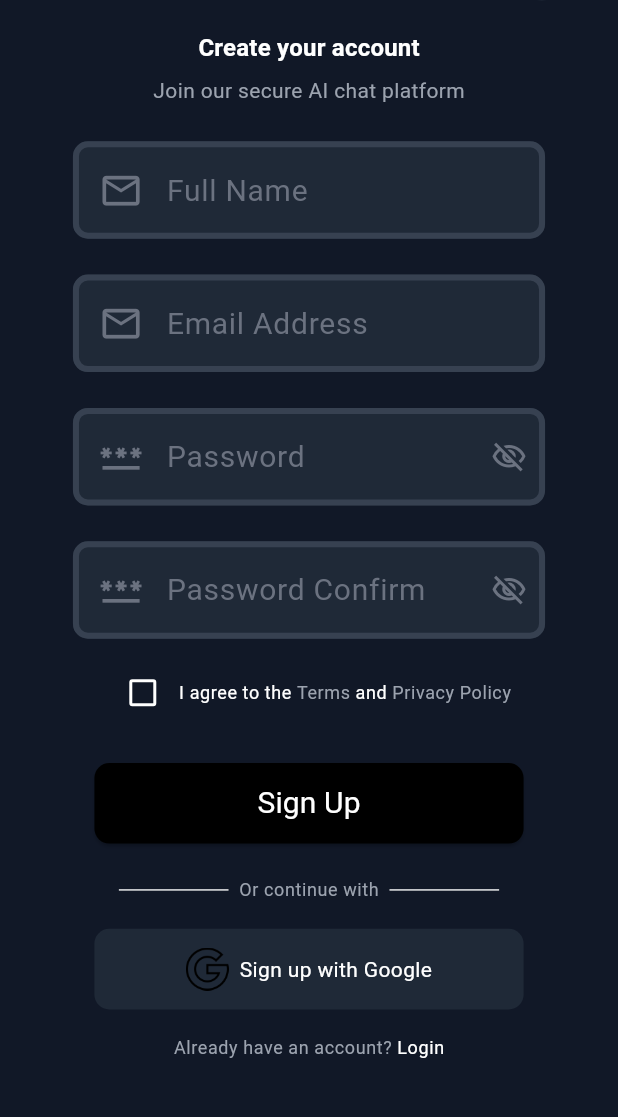
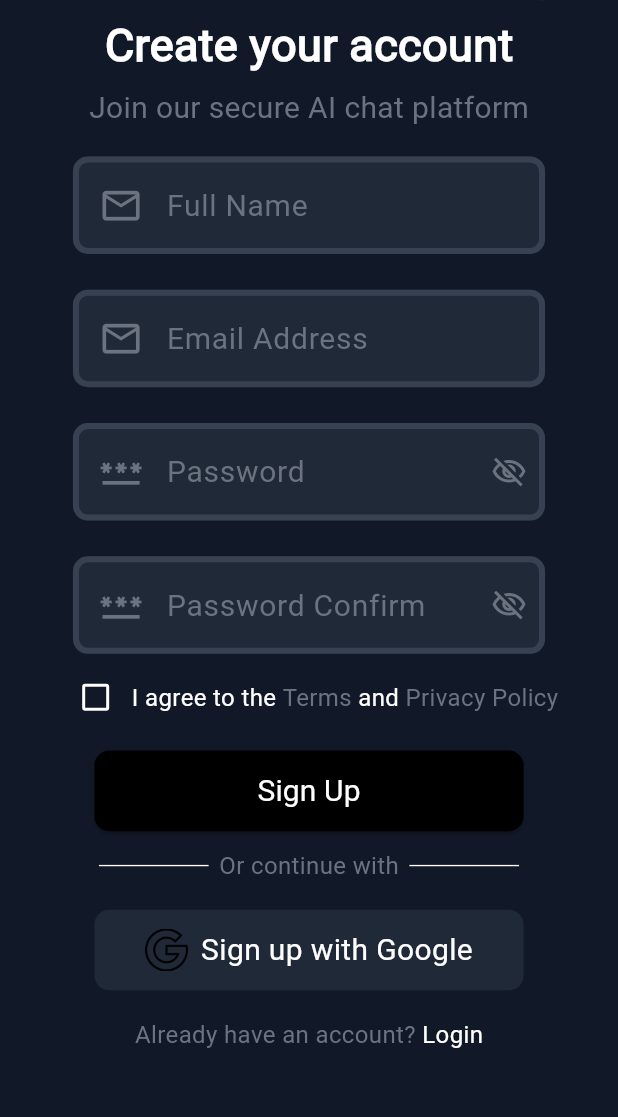
Before and after one commit to yasinowo/chatgpt-with-flutter, a Flutter app: the RegisterScreen screen opened by its route, on a phone screen of 412 x 824 dp, the part 77-1194 px from its top. Run offline on Flutter 3.47's test engine with Material 3 defaults, Android fonts, the phone set to English and light mode, and no system bars; our stand-ins replace bloc, dio, flutter_bloc, flutter_screenutil, get_it, shared_preferences and 1 more; missing offline and left inert: stream_typewriter_text; accounts and stored records are empty.

Commit message:
update: register page => fonts & darktheme

```diff
--- a/lib/components/textfild_global.dart
+++ b/lib/components/textfild_global.dart
@@ -4,8 +4,8 @@ import 'package:my_chat_gpt/them/fonts_style.dart';
 import 'package:my_chat_gpt/util/constants.dart';
 
 // ignore: must_be_immutable
-class MyTextFild extends StatelessWidget {
-  MyTextFild({super.key, required this.controller, required this.text});
+class TextFildGlobal extends StatelessWidget {
+  TextFildGlobal({super.key, required this.controller, required this.text});
   TextEditingController controller = TextEditingController();
   String text;
 
--- a/lib/components/textfildpass_global.dart
+++ b/lib/components/textfildpass_global.dart
@@ -5,8 +5,8 @@ import 'package:flutter_screenutil/flutter_screenutil.dart';
 import 'package:my_chat_gpt/them/fonts_style.dart';
 import 'package:my_chat_gpt/util/constants.dart';
 
-class MypassTextFild extends StatefulWidget {
-  MypassTextFild(
+class PwTextFildGlobal extends StatefulWidget {
+  PwTextFildGlobal(
       {super.key,
       required this.controller,
       required this.text,
@@ -15,10 +15,10 @@ class MypassTextFild extends StatefulWidget {
   TextEditingController? passwordConfirmController = TextEditingController();
   String text;
   @override
-  State<MypassTextFild> createState() => _MypassTextFildState();
+  State<PwTextFildGlobal> createState() => _PwTextFildGlobalState();
 }
 
-class _MypassTextFildState extends State<MypassTextFild> {
+class _PwTextFildGlobalState extends State<PwTextFildGlobal> {
   bool _obscurePassword = true;
 
   @override
--- a/lib/screens/login_screen.dart
+++ b/lib/screens/login_screen.dart
@@ -68,13 +68,13 @@ class _LoginScreenState extends State<LoginScreen> {
                     ),
                     Padding(
                         padding: EdgeInsets.symmetric(vertical: 10.h),
-                        child: MyTextFild(
+                        child: TextFildGlobal(
                           controller: usernameController,
                           text: 'Email Address',
                         )),
                     Padding(
                         padding: EdgeInsets.symmetric(vertical: 10.h),
-                        child: MypassTextFild(
+                        child: PwTextFildGlobal(
                           controller: passwordController,
                           text: 'Password',
                         )),
--- a/lib/screens/register_screen.dart
+++ b/lib/screens/register_screen.dart
@@ -1,6 +1,6 @@
 import 'package:flutter/material.dart';
 import 'package:flutter_screenutil/flutter_screenutil.dart';
-import 'package:my_chat_gpt/util/constants.dart';
+import 'package:my_chat_gpt/them/fonts_style.dart';
 import 'package:my_chat_gpt/components/appbar_global.dart';
 import 'package:my_chat_gpt/components/button_global.dart';
 import 'package:my_chat_gpt/components/textfild_global.dart';
@@ -29,59 +29,60 @@ class _RegisterScreenState extends State<RegisterScreen> {
     return SafeArea(
       child: Scaffold(
         appBar: appBarGlobal(theme, context),
-        backgroundColor: theme.scaffoldBackgroundColor,
+        backgroundColor: theme.colorScheme.surface,
         body: Form(
             key: _formKey,
             child: SingleChildScrollView(
-              padding: EdgeInsets.symmetric(horizontal: 20.w, vertical: 10.h),
+              padding: EdgeInsets.only(
+                right: 20.w,
+                left: 20.w,
+              ),
               child: Center(
                 child: Column(
                   mainAxisAlignment: MainAxisAlignment.center,
                   children: [
                     Text(
                       'Create your account',
-                      style: theme.textTheme.titleMedium!.copyWith(
-                          color: AppColor.white, fontWeight: FontWeight.bold),
+                      style: MyFonts.titleMedium.copyWith(
+                          color: theme.colorScheme.tertiary,
+                          fontWeight: FontWeight.bold),
                     ),
                     Padding(
-                      padding: EdgeInsets.only(top: 5.h, bottom: 10.h),
+                      padding: EdgeInsets.symmetric(vertical: 5.h),
                       child: Text(
                         'Join our secure AI chat platform',
-                        style: theme.textTheme.bodyMedium!
-                            .copyWith(color: AppColor.txgrey),
+                        style: MyFonts.bodyMedium
+                            .copyWith(color: theme.colorScheme.primary),
                       ),
                     ),
                     Padding(
                         padding: EdgeInsets.symmetric(vertical: 10.h),
-                        child: MyTextFild(
+                        child: TextFildGlobal(
                           controller: fullnameController,
                           text: 'Full Name',
                         )),
                     Padding(
                         padding: EdgeInsets.symmetric(vertical: 10.h),
-                        child: MyTextFild(
+                        child: TextFildGlobal(
                           controller: usernameController,
                           text: 'Email Address',
                         )),
                     Padding(
                         padding: EdgeInsets.symmetric(vertical: 10.h),
-                        child: MypassTextFild(
+                        child: PwTextFildGlobal(
                           controller: passwordController,
                           text: 'Password',
                         )),
                     Padding(
-                        padding: EdgeInsets.symmetric(vertical: 10.h),
-                        child: MypassTextFild(
+                        padding: EdgeInsets.only(top: 10.h, bottom: 5),
+                        child: PwTextFildGlobal(
                           controller: passwordConfirmController,
                           text: 'Password Confirm',
                           passwordConfirmController: passwordController,
                         )),
+                    agreeTP(theme),
                     Padding(
-                      padding: EdgeInsets.symmetric(horizontal: 0.w),
-                      child: agreeTP(theme),
-                    ),
-                    Padding(
-                      padding: EdgeInsets.symmetric(vertical: 20.w),
+                      padding: EdgeInsets.symmetric(vertical: 10.w),
                       child: ElevatedButtonGlobal(
                         text: 'Sign Up',
                         formKey: _formKey,
@@ -99,13 +100,13 @@ class _RegisterScreenState extends State<RegisterScreen> {
                               thickness: 0.9,
                               indent: 0,
                               endIndent: 7,
-                              //color: Colors.white,
+                              // color: Colors.white,
                             ),
                           ),
                           Text(
                             'Or continue with',
-                            style: theme.textTheme.bodySmall!
-                                .copyWith(color: AppColor.txgrey),
+                            style: MyFonts.bodySmall
+                                .copyWith(color: theme.colorScheme.primary),
                           ),
                           SizedBox(
                             height: 1.h,
@@ -129,7 +130,7 @@ class _RegisterScreenState extends State<RegisterScreen> {
                           width: 250.w,
                           height: 45.h,
                           decoration: BoxDecoration(
-                              color: AppColor.normal,
+                              color: theme.colorScheme.inversePrimary,
                               borderRadius: BorderRadius.circular(10)),
                           child: Row(
                             mainAxisAlignment: MainAxisAlignment.center,
@@ -143,8 +144,8 @@ class _RegisterScreenState extends State<RegisterScreen> {
                                 width: 3.w,
                               ),
                               Text(' Sign up with Google',
-                                  style: theme.textTheme.bodyMedium!
-                                      .copyWith(color: AppColor.white))
+                                  style: MyFonts.bodyMedium.copyWith(
+                                      color: theme.colorScheme.tertiary))
                             ],
                           ),
                         ),
@@ -155,13 +156,13 @@ class _RegisterScreenState extends State<RegisterScreen> {
                       children: [
                         Text(
                           'Already have an account? ',
-                          style: theme.textTheme.bodySmall!
-                              .copyWith(color: AppColor.txgrey),
+                          style: MyFonts.bodySmall
+                              .copyWith(color: theme.colorScheme.primary),
                         ),
                         Text(
                           'Login',
-                          style: theme.textTheme.bodySmall!
-                              .copyWith(color: AppColor.white),
+                          style: MyFonts.bodySmall
+                              .copyWith(color: theme.colorScheme.tertiary),
                         ),
                       ],
                     )
@@ -176,7 +177,7 @@ class _RegisterScreenState extends State<RegisterScreen> {
   agreeTP(ThemeData theme) {
     return Row(mainAxisAlignment: MainAxisAlignment.center, children: [
       Checkbox(
-        activeColor: AppColor.strong,
+        activeColor: theme.colorScheme.primary,
         value: checkValue,
         onChanged: (value) {
           setState(() {
@@ -186,19 +187,19 @@ class _RegisterScreenState extends State<RegisterScreen> {
       ),
       Text(
         'I agree to the ',
-        style: theme.textTheme.bodySmall!.copyWith(color: AppColor.white),
+        style: MyFonts.bodySmall.copyWith(color: theme.colorScheme.tertiary),
       ),
       Text(
         'Terms',
-        style: theme.textTheme.bodySmall!.copyWith(color: AppColor.txgrey),
+        style: MyFonts.bodySmall.copyWith(color: theme.colorScheme.primary),
       ),
       Text(
         ' and ',
-        style: theme.textTheme.bodySmall!.copyWith(color: AppColor.white),
+        style: MyFonts.bodySmall.copyWith(color: theme.colorScheme.tertiary),
       ),
       Text(
         'Privacy Policy',
-        style: theme.textTheme.bodySmall!.copyWith(color: AppColor.txgrey),
+        style: MyFonts.bodySmall.copyWith(color: theme.colorScheme.primary),
       ),
     ]);
   }
```
